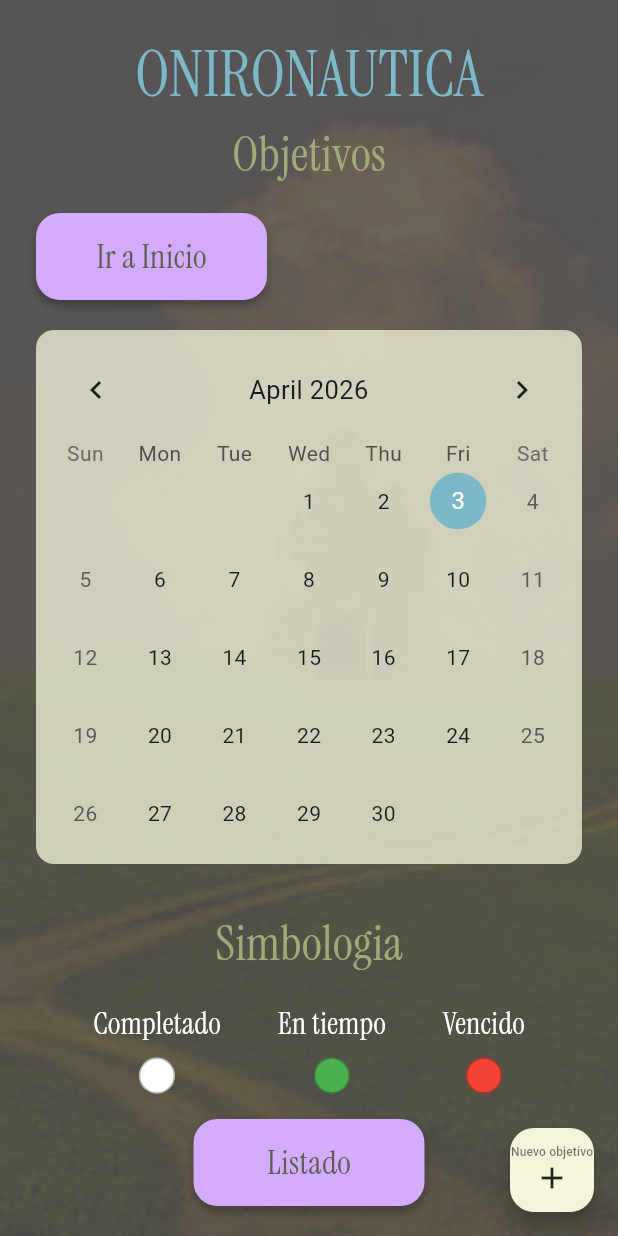
After one commit to Maxd-m/liminal_app, a Flutter app: the CalendarScreen screen opened by its route, on a phone screen of 412 x 824 dp. The commit adds this screen. Run offline on Flutter 3.47's test engine with Material 3 defaults, Android fonts, the light colour scheme and no system bars; drawn by our look-alikes of table_calendar; our stand-ins replace sqflite; accounts and stored records are empty; Roboto replaces fonts that are missing (Instrument Serif).

Commit message:
implemented calendar screen

```diff
--- /dev/null
+++ b/lib/screens/calendar_screen.dart
@@ -0,0 +1,388 @@
+import 'package:flutter/material.dart';
+import 'package:table_calendar/table_calendar.dart';
+import 'package:liminal_app/components/button_component.dart';
+import 'package:liminal_app/database/objetivos_db.dart';
+import 'package:liminal_app/utils/addObjectiveModalContent_component.dart';
+import 'package:liminal_app/utils/dayObjectivesModalContent_component.dart'; // Crearemos este archivo después
+
+class CalendarScreen extends StatefulWidget {
+  const CalendarScreen({Key? key}) : super(key: key);
+
+  @override
+  State<CalendarScreen> createState() => _CalendarScreenState();
+}
+
+class _CalendarScreenState extends State<CalendarScreen> {
+  final ObjetivosDB _databaseHelper = ObjetivosDB();
+
+  DateTime _focusedDay = DateTime.now();
+  DateTime? _selectedDay;
+
+  // Mapa para agrupar objetivos por día exacto
+  Map<DateTime, List<Map<String, dynamic>>> _groupedObjectives = {};
+  bool _isLoading = true;
+
+  @override
+  void initState() {
+    super.initState();
+    _selectedDay = _focusedDay;
+    _loadAndGroupObjectives();
+  }
+
+  // --- Lógica de Datos ---
+
+  Future<void> _loadAndGroupObjectives() async {
+    setState(() => _isLoading = true);
+
+    final allObjectives = await _databaseHelper.getAllObjectives();
+    Map<DateTime, List<Map<String, dynamic>>> grouped = {};
+
+    for (var obj in allObjectives) {
+      DateTime? date = _parseDate(obj['fecha_limite']);
+      if (date != null) {
+        // Usamos solo año, mes y día para agrupar correctamente
+        DateTime normalizedDate = DateTime.utc(date.year, date.month, date.day);
+
+        if (grouped[normalizedDate] == null) {
+          grouped[normalizedDate] = [];
+        }
+        grouped[normalizedDate]!.add(obj);
+      }
+    }
+
+    setState(() {
+      _groupedObjectives = grouped;
+      _isLoading = false;
+    });
+  }
+
+  DateTime? _parseDate(String dateStr) {
+    try {
+      final parts = dateStr.split('/');
+      if (parts.length != 3) return null;
+      final day = int.parse(parts[0]);
+      final month = int.parse(parts[1]);
+      final yearPart = int.parse(parts[2]);
+      final year = yearPart < 100 ? 2000 + yearPart : yearPart;
+      return DateTime(year, month, day);
+    } catch (e) {
+      return null;
+    }
+  }
+
+  List<Map<String, dynamic>> _getEventsForDay(DateTime day) {
+    // Normalizamos el día para buscar en el mapa
+    DateTime normalizedDate = DateTime.utc(day.year, day.month, day.day);
+    return _groupedObjectives[normalizedDate] ?? [];
+  }
+
+  // Helper para determinar el color del punto
+  Color _getMarkerColor(Map<String, dynamic> obj, DateTime dueDate) {
+    if (obj['completado'] == 1) {
+      return Colors.white; // Completado
+    }
+
+    // Normalizamos "hoy" para la comparación justa
+    final now = DateTime.now();
+    final today = DateTime(now.year, now.month, now.day);
+
+    if (dueDate.isBefore(today)) {
+      return Colors.red; // Vencido/Cancelado
+    } else {
+      return Colors.green; // Por cumplir / En tiempo
+    }
+  }
+
+  // Función para abrir el modal, pasando la función de recarga
+  void _abrirModalNuevoObjetivo({Map<String, dynamic>? objectiveData}) {
+    showModalBottomSheet(
+      context: context,
+      isScrollControlled: true, // Importante para modales complejos
+      shape: const RoundedRectangleBorder(
+        borderRadius: BorderRadius.vertical(top: Radius.circular(20)),
+      ),
+      builder: (context) {
+        return AddObjectiveModalContent(
+          onAddSuccess:
+              _loadAndGroupObjectives, // Callback para recargar la lista
+          objectiveToEdit: objectiveData,
+        );
+      },
+    );
+  }
+
+  // --- UI ---
+
+  void _abrirModalDia(
+    DateTime selectedDay,
+    List<Map<String, dynamic>> dayObjectives,
+  ) {
+    showModalBottomSheet(
+      context: context,
+      isScrollControlled: true,
+      backgroundColor:
+          Colors.transparent, // Para manejar nuestro propio diseño de fondo
+      builder: (context) {
+        return DayObjectivesModalContent(
+          selectedDate: selectedDay,
+          objectives: dayObjectives,
+          onReloadRequired:
+              _loadAndGroupObjectives, // Para recargar si eliminan/editan en el modal
+        );
+      },
+    );
+  }
+
+  @override
+  Widget build(BuildContext context) {
+    return Scaffold(
+      floatingActionButton: FloatingActionButton(
+        onPressed: _abrirModalNuevoObjetivo, // Tu modal de nuevo objetivo
+        backgroundColor: const Color(0xFFF4F5DB),
+        child: const Column(
+          mainAxisAlignment: MainAxisAlignment.center,
+          children: [
+            Text(
+              'Nuevo objetivo',
+              style: TextStyle(fontSize: 8, color: Colors.black54),
+            ),
+            Icon(Icons.add, color: Colors.black87),
+          ],
+        ),
+      ),
+      body: Container(
+        decoration: const BoxDecoration(
+          image: DecorationImage(
+            image: AssetImage('assets/bg2.jpg'),
+            fit: BoxFit.cover,
+            colorFilter: ColorFilter.mode(Colors.black54, BlendMode.darken),
+          ),
+        ),
+        child: SafeArea(
+          child: Column(
+            children: [
+              // --- 1. CABECERA ---
+              Padding(
+                padding: const EdgeInsets.symmetric(
+                  horizontal: 24.0,
+                  vertical: 20.0,
+                ),
+                child: Column(
+                  children: [
+                    const Text(
+                      'ONIRONAUTICA',
+                      style: TextStyle(
+                        fontFamily: 'Instrument Serif',
+                        fontSize: 42,
+                        color: Color(0xFF7CB8C7),
+                      ),
+                    ),
+                    const Text(
+                      'Objetivos',
+                      style: TextStyle(
+                        fontFamily: 'Instrument Serif',
+                        fontSize: 32,
+                        color: Color(0xFF9EAA78),
+                      ),
+                    ),
+                    const SizedBox(height: 16),
+                    Align(
+                      alignment: Alignment.centerLeft,
+                      child: CustomButton(
+                        text: 'Ir a Inicio',
+                        backgroundColor: const Color(0xFFD3ACFF),
+                        shadowOffset: const Offset(0, 4),
+                        onTap: () => Navigator.pushNamed(context, "/home"),
+                      ),
+                    ),
+                  ],
+                ),
+              ),
+
+              // --- 2. CALENDARIO ---
+              Expanded(
+                child: _isLoading
+                    ? const Center(
+                        child: CircularProgressIndicator(
+                          color: Color(0xFF9EAA78),
+                        ),
+                      )
+                    : SingleChildScrollView(
+                        child: Padding(
+                          padding: const EdgeInsets.symmetric(horizontal: 24.0),
+                          child: Column(
+                            children: [
+                              Container(
+                                decoration: BoxDecoration(
+                                  color: const Color.fromARGB(
+                                    195,
+                                    244,
+                                    245,
+                                    219,
+                                  ), // Fondo claro del calendario
+                                  borderRadius: BorderRadius.circular(12),
+                                ),
+                                padding: const EdgeInsets.all(8.0),
+                                child: TableCalendar(
+                                  firstDay: DateTime.utc(2020, 10, 16),
+                                  lastDay: DateTime.utc(2030, 3, 14),
+                                  focusedDay: _focusedDay,
+                                  selectedDayPredicate: (day) =>
+                                      isSameDay(_selectedDay, day),
+                                  onDaySelected: (selectedDay, focusedDay) {
+                                    setState(() {
+                                      _selectedDay = selectedDay;
+                                      _focusedDay = focusedDay;
+                                    });
+
+                                    final dayObjectives = _getEventsForDay(
+                                      selectedDay,
+                                    );
+                                    if (dayObjectives.isNotEmpty) {
+                                      _abrirModalDia(
+                                        selectedDay,
+                                        dayObjectives,
+                                      );
+                                    }
+                                  },
+                                  eventLoader: _getEventsForDay,
+                                  // Estilos básicos
+                                  headerStyle: const HeaderStyle(
+                                    formatButtonVisible: false,
+                                    titleCentered: true,
+                                  ),
+                                  calendarStyle: const CalendarStyle(
+                                    todayDecoration: BoxDecoration(
+                                      color: Color(0xFF9EAA78),
+                                      shape: BoxShape.circle,
+                                    ),
+                                    selectedDecoration: BoxDecoration(
+                                      color: Color(0xFF7CB8C7),
+                                      shape: BoxShape.circle,
+                                    ),
+                                    outsideDaysVisible: false,
+                                  ),
+                                  // Constructores personalizados para los PUNTOS
+                                  calendarBuilders: CalendarBuilders(
+                                    markerBuilder: (context, date, events) {
+                                      if (events.isEmpty)
+                                        return const SizedBox();
+                                      return Row(
+                                        mainAxisAlignment:
+                                            MainAxisAlignment.center,
+                                        children: events.take(4).map((event) {
+                                          // Mostramos max 4 puntos para no desbordar
+                                          final obj =
+                                              event as Map<String, dynamic>;
+                                          final markerColor = _getMarkerColor(
+                                            obj,
+                                            date,
+                                          );
+                                          return Container(
+                                            margin: const EdgeInsets.symmetric(
+                                              horizontal: 1.5,
+                                            ),
+                                            width: 8.0,
+                                            height: 8.0,
+                                            decoration: BoxDecoration(
+                                              shape: BoxShape.circle,
+                                              color: markerColor,
+                                              border: Border.all(
+                                                color: Colors.black26,
+                                                width: 0.5,
+                                              ), // Borde sutil para el blanco
+                                            ),
+                                          );
+                                        }).toList(),
+                                      );
+                                    },
+                                  ),
+                                ),
+                              ),
+
+                              const SizedBox(height: 30),
+
+                              // --- 3. SIMBOLOGÍA ---
+                              const Text(
+                                'Simbologia',
+                                style: TextStyle(
+                                  fontFamily: 'Instrument Serif',
+                                  fontSize: 32,
+                                  color: Color(0xFF9EAA78),
+                                ),
+                              ),
+                              const SizedBox(height: 16),
+                              Row(
+                                mainAxisAlignment:
+                                    MainAxisAlignment.spaceEvenly,
+                                children: [
+                                  _buildSimbologiaItem(
+                                    'Completado',
+                                    Colors.white,
+                                  ),
+                                  _buildSimbologiaItem(
+                                    'En tiempo',
+                                    Colors.green,
+                                  ),
+                                  _buildSimbologiaItem('Vencido', Colors.red),
+                                ],
+                              ),
+                              const SizedBox(height: 16),
+                              const Text(
+                                'La cantidad de puntos representa la cantidad y estado de los objetivos con fecha limite en el dia seleccionado',
+                                textAlign: TextAlign.center,
+                                style: TextStyle(
+                                  fontFamily: 'Instrument Serif',
+                                  fontSize: 18,
+                                  color: Colors.white70,
+                                  fontStyle: FontStyle.italic,
+                                ),
+                              ),
+                            ],
+                          ),
+                        ),
+                      ),
+              ),
+
+              // --- 4. BOTÓN INFERIOR ---
+              Padding(
+                padding: const EdgeInsets.only(bottom: 20.0, top: 10.0),
+                child: CustomButton(
+                  text: 'Listado',
+                  backgroundColor: const Color(0xFFD3ACFF),
+                  shadowOffset: const Offset(0, 4),
+                  onTap: () => Navigator.pop(context), // Vuelve a la lista
+                ),
+              ),
+            ],
+          ),
+        ),
+      ),
+    );
+  }
+
+  Widget _buildSimbologiaItem(String label, Color color) {
+    return Column(
+      children: [
+        Text(
+          label,
+          style: const TextStyle(
+            fontFamily: 'Instrument Serif',
+            fontSize: 20,
+            color: Colors.white,
+          ),
+        ),
+        const SizedBox(height: 8),
+        Container(
+          width: 24,
+          height: 24,
+          decoration: BoxDecoration(
+            color: color,
+            shape: BoxShape.circle,
+            border: Border.all(color: Colors.black26, width: 1),
+          ),
+        ),
+      ],
+    );
+  }
+}
--- a/lib/screens/list_screen.dart
+++ b/lib/screens/list_screen.dart
@@ -166,7 +166,7 @@ class _ListScreenState extends State<ListScreen> {
                           text: 'Ir a Inicio',
                           backgroundColor: const Color(0xFFD3ACFF),
                           shadowOffset: const Offset(0, 4),
-                          onTap: () => Navigator.pop(context),
+                          onTap: () => Navigator.pushNamed(context, "/home"),
                         ),
                         CustomButton(
                           text: 'Filtros',
@@ -246,7 +246,7 @@ class _ListScreenState extends State<ListScreen> {
                           ) {
                             final obj = filteredObjectives[index];
                             // Lógica simple: Si en BD está completado (1), es 'Completado'.
-                            // Si no (0), calculamos si está vencida o en tiempo usando tu función anterior.
+                            // Si no (0), calculamos si está vencido o en tiempo usando tu función anterior.
                             String statusFinal;
                             if (obj['completado'] == 1) {
                               statusFinal = 'Completado'; // Texto exacto
@@ -285,7 +285,7 @@ class _ListScreenState extends State<ListScreen> {
                   backgroundColor: const Color(0xFFD3ACFF),
                   shadowOffset: const Offset(0, 4),
 
-                  onTap: () {},
+                  onTap: () => Navigator.pushNamed(context, '/calendar'),
                 ),
               ),
             ],
```
Also changed, not shown: lib/main.dart (+6 -1 lines), lib/utils/dayObjectivesModalContent_component.dart (added, +219 -0 lines).
